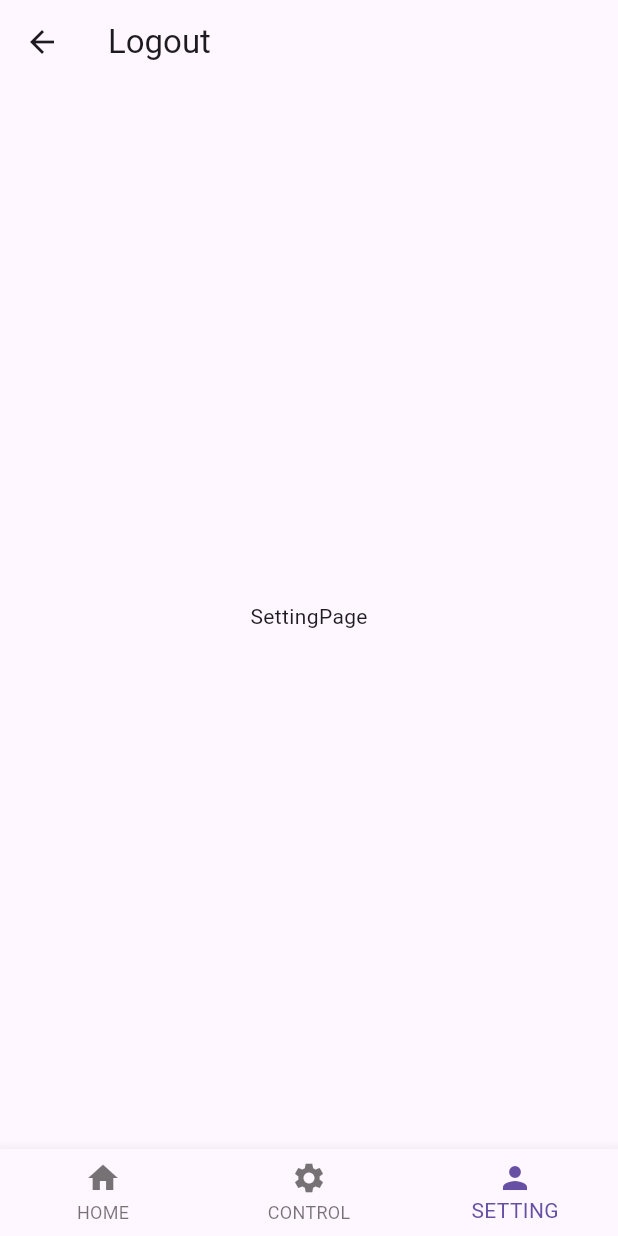
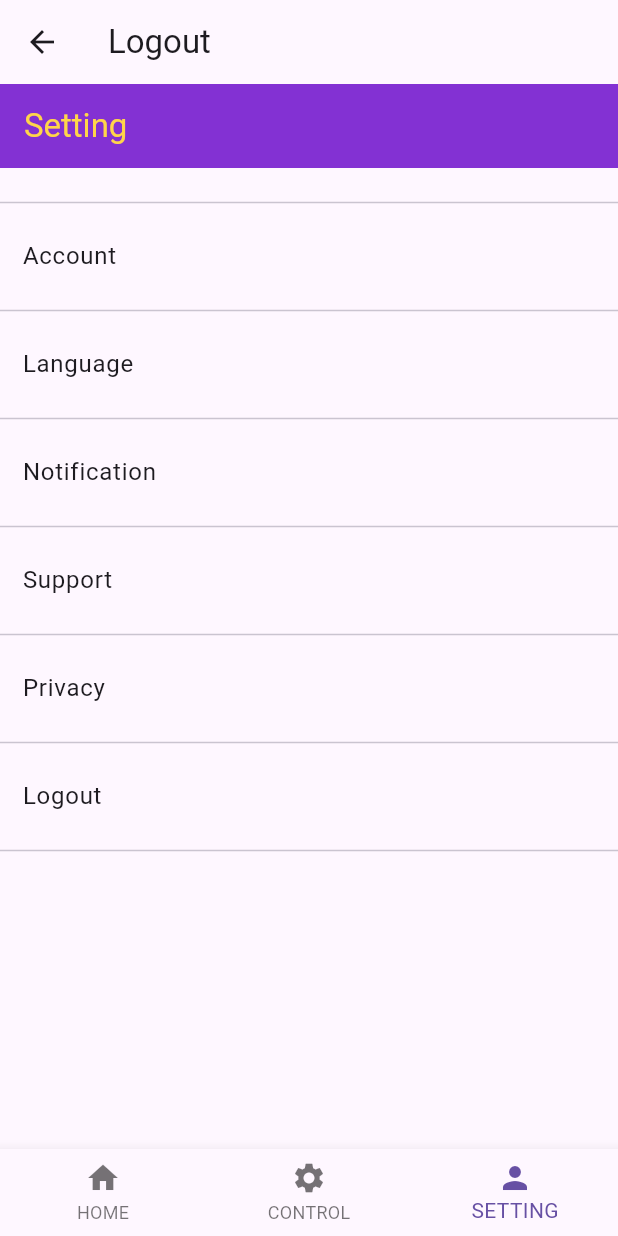
Before and after one commit to DoubleU-ANG/CASA0015_Mobile_System, a Flutter app: the Tabs screen opened by its route, item 3 of the bottom bar chosen, on a phone screen of 412 x 824 dp. Run offline on Flutter 3.47's test engine with Material 3 defaults, Android fonts, the light colour scheme and no system bars; missing offline and left inert: mqtt_client; network calls fail.

Commit message:
Update setting page

```diff
--- a/lib/pages/tabs/setting.dart
+++ b/lib/pages/tabs/setting.dart
@@ -1,4 +1,23 @@
 import 'package:flutter/material.dart';
+
+void main() {
+  runApp(const SettingPage());
+}
+
+class MainApp extends StatelessWidget {
+  const MainApp({super.key});
+
+  @override
+  Widget build(BuildContext context) {
+    return const MaterialApp(
+      home: Scaffold(
+        body: Center(
+          child: Text('Hello World!'),
+        ),
+      ),
+    );
+  }
+}
 
 class SettingPage extends StatefulWidget {
   const SettingPage({super.key});
@@ -10,8 +29,54 @@ class SettingPage extends StatefulWidget {
 class _SettingPageState extends State<SettingPage> {
   @override
   Widget build(BuildContext context) {
-    return const Center(
-      child: Text("SettingPage"),
+    return MaterialApp(
+      home: Scaffold(
+          appBar: AppBar(
+            title: const Text(
+              "Setting",
+              style: TextStyle(color: Color.fromRGBO(255, 213, 74, 1)),
+            ),
+            backgroundColor: const Color.fromRGBO(100, 0, 200, 0.8),
+          ),
+          body: Container(
+              child: Center(
+                  child: ListView(
+            scrollDirection: Axis.vertical,
+            children: const <Widget>[
+              Padding(padding: EdgeInsets.fromLTRB(0, 15, 0, 0)),
+              Divider(),
+              ListTile(
+                contentPadding: EdgeInsets.fromLTRB(15, 0, 0, 0),
+                title: Text("Account"),
+              ),
+              Divider(),
+              ListTile(
+                contentPadding: EdgeInsets.fromLTRB(15, 0, 0, 0),
+                title: Text("Language"),
+              ),
+              Divider(),
+              ListTile(
+                contentPadding: EdgeInsets.fromLTRB(15, 0, 0, 0),
+                title: Text("Notification"),
+              ),
+              Divider(),
+              ListTile(
+                contentPadding: EdgeInsets.fromLTRB(15, 0, 0, 0),
+                title: Text("Support"),
+              ),
+              Divider(),
+              ListTile(
+                contentPadding: EdgeInsets.fromLTRB(15, 0, 0, 0),
+                title: Text("Privacy"),
+              ),
+              Divider(),
+              ListTile(
+                contentPadding: EdgeInsets.fromLTRB(15, 0, 0, 0),
+                title: Text("Logout"),
+              ),
+              Divider(),
+            ],
+          )))),
     );
   }
 }
--- a/pubspec.yaml
+++ b/pubspec.yaml
@@ -1,7 +1,7 @@
 name: CASA0015_Mobile_System
 description: "A new Flutter project."
 publish_to: 'none'
-version: 0.2.2
+version: 0.3.0
 
 environment:
   sdk: '>=3.2.3 <4.0.0'
```
